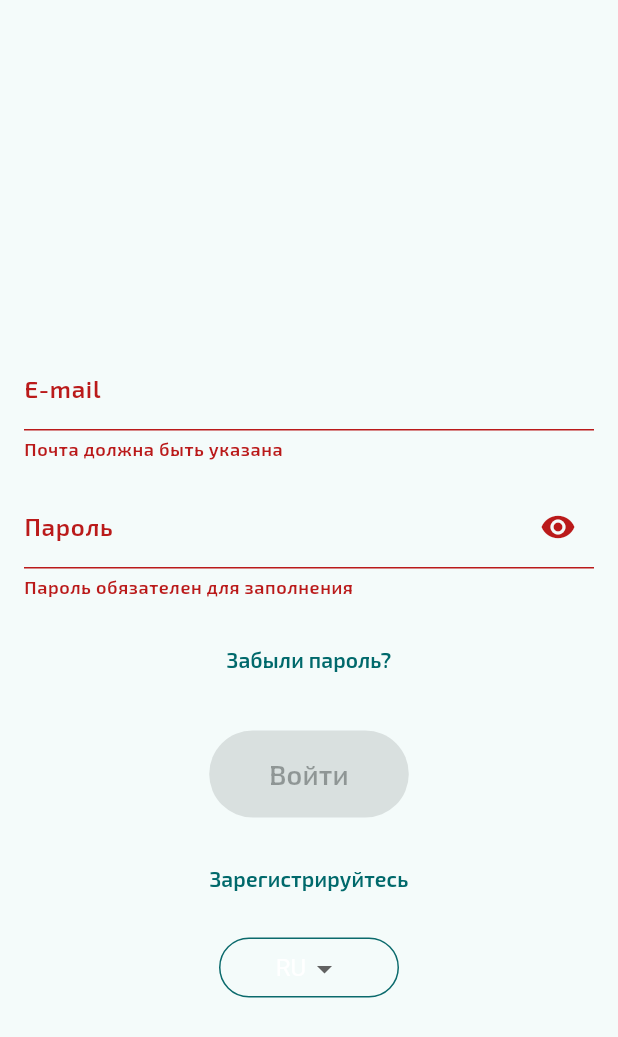
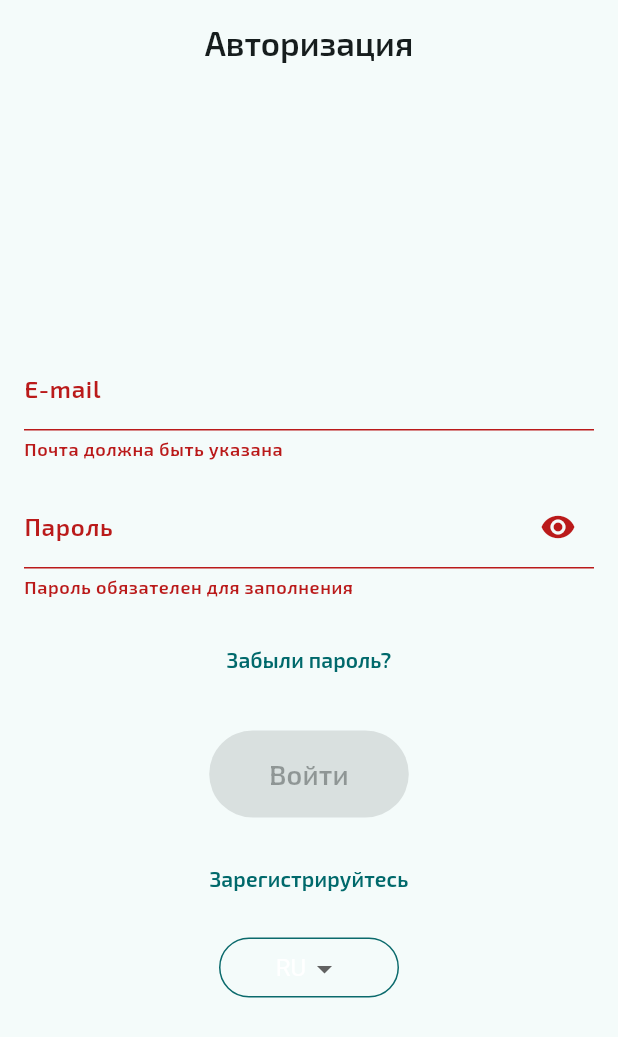
Before and after one commit to sskef-web/achieveclubmobileclient, a Flutter app: the screen it shows after launch, on a phone screen of 412 x 824 dp. Shown: the top 1037 px of the screen. Run offline on Flutter 3.47's test engine with Material 3 defaults, Android fonts, the phone set to English and light mode, and no system bars; our stand-ins replace cached_network_image, email_validator, image_picker, qr_flutter, shared_preferences; generated files the repository leaves out were written again.

Commit message:
Localizating titles

```diff
--- a/lib/items/languageSelectionButton.dart
+++ b/lib/items/languageSelectionButton.dart
@@ -1,6 +1,8 @@
 import 'package:flutter/material.dart';
 import '../data/language_provider.dart';
 import 'package:provider/provider.dart';
+import 'package:flutter_gen/gen_l10n/app_localizations.dart';
+import '../main.dart';
 
 class LanguageSelectionButton extends StatefulWidget {
   final Function() updateAchievements;
--- a/lib/pages/authenticationPage.dart
+++ b/lib/pages/authenticationPage.dart
@@ -245,7 +245,7 @@ class _AuthenticationPageState extends State<AuthenticationPage> {
       await prefs.setBool('isLoggedIn', true);
 
       setState(() {
-        appTitle = 'Profil';
+        appTitle = AppLocalizations.of(context)!.profil;
         _isLoggedIn = true;
       });
     }
--- a/lib/pages/loginPage.dart
+++ b/lib/pages/loginPage.dart
@@ -398,7 +398,7 @@ class _LoginPageState extends State<LoginPage> {
   Widget build(BuildContext context) {
     return Scaffold(
       appBar: AppBar(
-        title: Text(appTitle),
+        title: Text(AppLocalizations.of(context)!.authorization),
         centerTitle: true,
       ),
       body: Padding(
```
